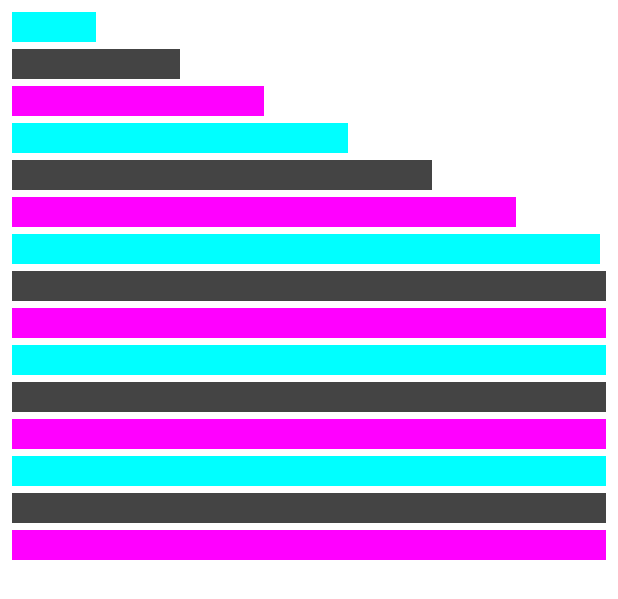
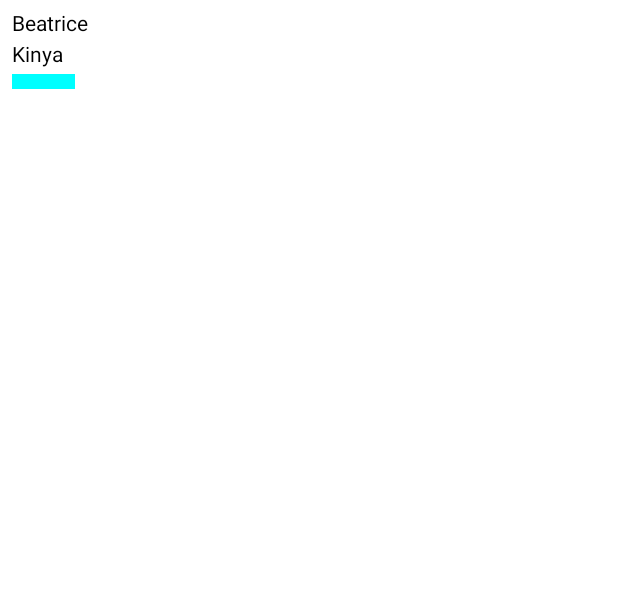
Before and after one commit to BKinya/CustomLayouts-JetpackCompose, an Android app built with Jetpack Compose: the @Preview function HomeScreenPreview, on a phone screen of 412 x 824 dp. Shown: the top 599 px of the screen. Run offline under Robolectric (Android 15) with nearby library versions, the phone set to English and light mode, and no system bars.

Commit message:
failed attempt

```diff
--- a/app/src/main/java/com/beatrice/customlayouts/ui/components/CustomColumn.kt
+++ b/app/src/main/java/com/beatrice/customlayouts/ui/components/CustomColumn.kt
@@ -1,6 +1,6 @@
 package com.beatrice.customlayouts.ui.components
 
- androidx.compose.material.Surface
+import androidx.compose.material.Surface
 import androidx.compose.runtime.Composable
 import androidx.compose.ui.Modifier
 import androidx.compose.ui.graphics.Color
@@ -9,8 +9,7 @@ import androidx.compose.ui.tooling.preview.Preview
 
 @Composable
 fun CustomColumn(modifier: Modifier = Modifier, content: @Composable () -> Unit) {
-  Layout(content = content, modifier = modifier)
-  { measurables, constraints ->
+  Layout(content = content, modifier = modifier) { measurables, constraints ->
     // MEASUREMENT SCOPE
     // Measurement scope
     var initialWidth = constraints.minWidth
@@ -20,7 +19,7 @@ fun CustomColumn(modifier: Modifier = Modifier, content: @Composable () -> Unit)
       initialWidth += 84
       it.measure(
         constraints.copy(
-          minWidth = if (initialWidth >= constraints.maxWidth) constraints.maxWidth else initialWidth
+          minWidth =  constraints.minWidth,
         )
       )
     }
--- a/app/src/main/java/com/beatrice/customlayouts/ui/theme/HomeScreen.kt
+++ b/app/src/main/java/com/beatrice/customlayouts/ui/theme/HomeScreen.kt
@@ -1,11 +1,9 @@
 package com.beatrice.customlayouts.ui.theme
 
 import androidx.compose.foundation.background
-import androidx.compose.foundation.layout.Box
-import androidx.compose.foundation.layout.height
-import androidx.compose.foundation.layout.padding
-import androidx.compose.foundation.layout.width
+import androidx.compose.foundation.layout.*
 import androidx.compose.material.Surface
+import androidx.compose.material.Text
 import androidx.compose.runtime.Composable
 import androidx.compose.ui.Modifier
 import androidx.compose.ui.graphics.Color
@@ -16,66 +14,68 @@ import com.beatrice.customlayouts.ui.components.CustomColumn
 @Composable
 fun HomeScreen() {
   CustomColumn(modifier = Modifier.padding(8.dp)) {
+    Text(text = "Beatrice")
+    Text(text = "Kinya")
     Box(modifier = Modifier
       .width(42.dp)
-      .height(20.dp)
+      .height(10.dp)
       .background(color = Color.Cyan))
-    Box(modifier = Modifier
-      .width(42.dp)
-      .height(20.dp)
-      .background(Color.DarkGray))
-    Box(modifier = Modifier
-      .width(42.dp)
-      .height(20.dp)
-      .background(Color.Magenta))
-    Box(modifier = Modifier
-      .width(42.dp)
-      .height(20.dp)
-      .background(color = Color.Cyan))
-    Box(modifier = Modifier
-      .width(42.dp)
-      .height(20.dp)
-      .background(Color.DarkGray))
-    Box(modifier = Modifier
-      .width(42.dp)
-      .height(20.dp)
-      .background(Color.Magenta))
-    Box(modifier = Modifier
-      .width(42.dp)
-      .height(20.dp)
-      .background(color = Color.Cyan))
-    Box(modifier = Modifier
-      .width(42.dp)
-      .height(20.dp)
-      .background(Color.DarkGray))
-    Box(modifier = Modifier
-      .width(42.dp)
-      .height(20.dp)
-      .background(Color.Magenta))
-    Box(modifier = Modifier
-      .width(42.dp)
-      .height(20.dp)
-      .background(color = Color.Cyan))
-    Box(modifier = Modifier
-      .width(42.dp)
-      .height(20.dp)
-      .background(Color.DarkGray))
-    Box(modifier = Modifier
-      .width(42.dp)
-      .height(20.dp)
-      .background(Color.Magenta))
-    Box(modifier = Modifier
-      .width(42.dp)
-      .height(20.dp)
-      .background(color = Color.Cyan))
-    Box(modifier = Modifier
-      .width(42.dp)
-      .height(20.dp)
-      .background(Color.DarkGray))
-    Box(modifier = Modifier
-      .width(42.dp)
-      .height(20.dp)
-      .background(Color.Magenta))
+//    Box(modifier = Modifier
+//      .width(42.dp)
+//      .height(20.dp)
+//      .background(Color.DarkGray))
+//    Box(modifier = Modifier
+//      .width(42.dp)
+//      .height(20.dp)
+//      .background(Color.Magenta))
+//    Box(modifier = Modifier
+//      .width(42.dp)
+//      .height(20.dp)
+//      .background(color = Color.Cyan))
+//    Box(modifier = Modifier
+//      .width(42.dp)
+//      .height(20.dp)
+//      .background(Color.DarkGray))
+//    Box(modifier = Modifier
+//      .width(42.dp)
+//      .height(20.dp)
+//      .background(Color.Magenta))
+//    Box(modifier = Modifier
+//      .width(42.dp)
+//      .height(20.dp)
+//      .background(color = Color.Cyan))
+//    Box(modifier = Modifier
+//      .width(42.dp)
+//      .height(20.dp)
+//      .background(Color.DarkGray))
+//    Box(modifier = Modifier
+//      .width(42.dp)
+//      .height(20.dp)
+//      .background(Color.Magenta))
+//    Box(modifier = Modifier
+//      .width(42.dp)
+//      .height(20.dp)
+//      .background(color = Color.Cyan))
+//    Box(modifier = Modifier
+//      .width(42.dp)
+//      .height(20.dp)
+//      .background(Color.DarkGray))
+//    Box(modifier = Modifier
+//      .width(42.dp)
+//      .height(20.dp)
+//      .background(Color.Magenta))
+//    Box(modifier = Modifier
+//      .width(42.dp)
+//      .height(20.dp)
+//      .background(color = Color.Cyan))
+//    Box(modifier = Modifier
+//      .width(42.dp)
+//      .height(20.dp)
+//      .background(Color.DarkGray))
+//    Box(modifier = Modifier
+//      .width(42.dp)
+//      .height(20.dp)
+//      .background(Color.Magenta))
   }
 }
 
```
Also changed, not shown: app/src/main/java/com/beatrice/customlayouts/ui/components/MySubComposeLayout.kt (added, +22 -0 lines), app/src/main/java/com/beatrice/customlayouts/ui/components/SubCompposeLayoutDemo.kt (added, +101 -0 lines), app/src/main/java/com/beatrice/customlayouts/ui/components/TopBanner.kt (+92 -87 lines).
